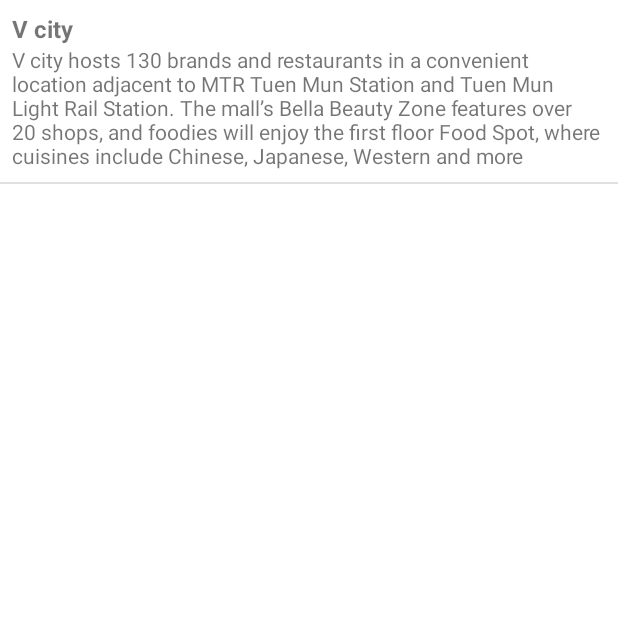
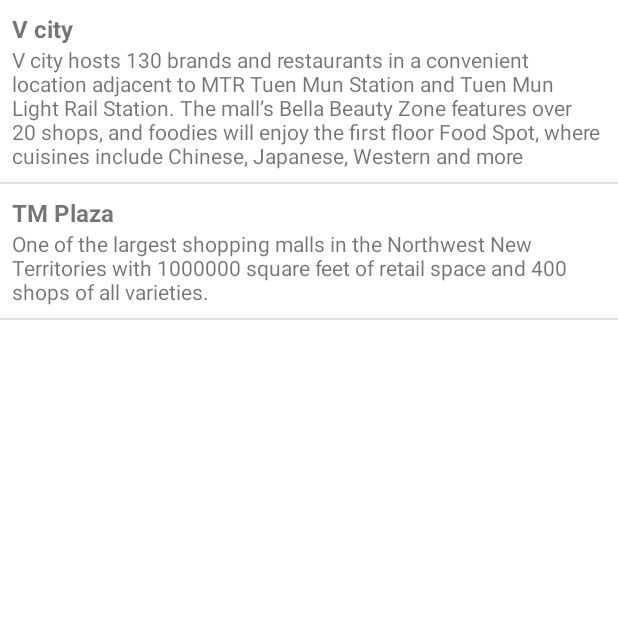
Before and after one commit to hinson23701/VT6002CEM_CW2_KwokPaakHin, an Android app: the PlaceActivity screen opened directly, with no data from a screen before it, on a phone screen of 412 x 824 dp, the top half of it. Run offline under Robolectric (Android 15) with nearby library versions, the phone set to English and light mode, and no system bars.

Commit message:
data persistence in local database and in apps completed

```diff
--- a/app/src/main/java/hk/edu/shape/MallListAdapter.java
+++ b/app/src/main/java/hk/edu/shape/MallListAdapter.java
@@ -45,6 +45,23 @@ public class MallListAdapter extends ArrayAdapter<Place> {
         return convertView;
     }
 
+    @Override
+    public int getCount() {
+        return malls.size();
+    }
+
+    @Nullable
+    @Override
+    public Place getItem(int position) {
+        return malls.get(position);
+    }
+
+    @Override
+    public long getItemId(int position) {
+        return position;
+    }
+
+
     private static class ViewHolder {
         TextView nameTextView;
         TextView descriptionTextView;
--- a/app/src/main/java/hk/edu/shape/PlaceActivity.java
+++ b/app/src/main/java/hk/edu/shape/PlaceActivity.java
@@ -12,19 +12,22 @@ public class PlaceActivity extends Activity {
     private ListView listView;
     private MallListAdapter adapter;
     private MallDatabaseHelper databaseHelper;
+
     protected void onCreate(Bundle savedInstanceState) {
         super.onCreate(savedInstanceState);
         setContentView(R.layout.list_place);
         listView = findViewById(R.id.listview);
         databaseHelper = new MallDatabaseHelper(this);
 
-        databaseHelper.insertMall(new Place("V city", "V city hosts 130 brands and restaurants in a convenient location adjacent to MTR Tuen Mun Station and Tuen Mun Light Rail Station. The mall’s Bella Beauty Zone features over 20 shops, and foodies will enjoy the first floor Food Spot, where cuisines include Chinese, Japanese, Western and more"));
+        // Check if the data already exists in the database
+        if (databaseHelper.getAllMalls().isEmpty()) {
+            // Add the data to the database if it does not exist
+            databaseHelper.insertMall(new Place("V city", "V city hosts 130 brands and restaurants in a convenient location adjacent to MTR Tuen Mun Station and Tuen Mun Light Rail Station. The mall’s Bella Beauty Zone features over 20 shops, and foodies will enjoy the first floor Food Spot, where cuisines include Chinese, Japanese, Western and more"));
+            databaseHelper.insertMall(new Place("TM Plaza", "One of the largest shopping malls in the Northwest New Territories with 1000000 square feet of retail space and 400 shops of all varieties."));
+        }
 
         List<Place> malls = databaseHelper.getAllMalls();
         adapter = new MallListAdapter(this, malls);
         listView.setAdapter(adapter);
-
-
-
     }
 }
```
